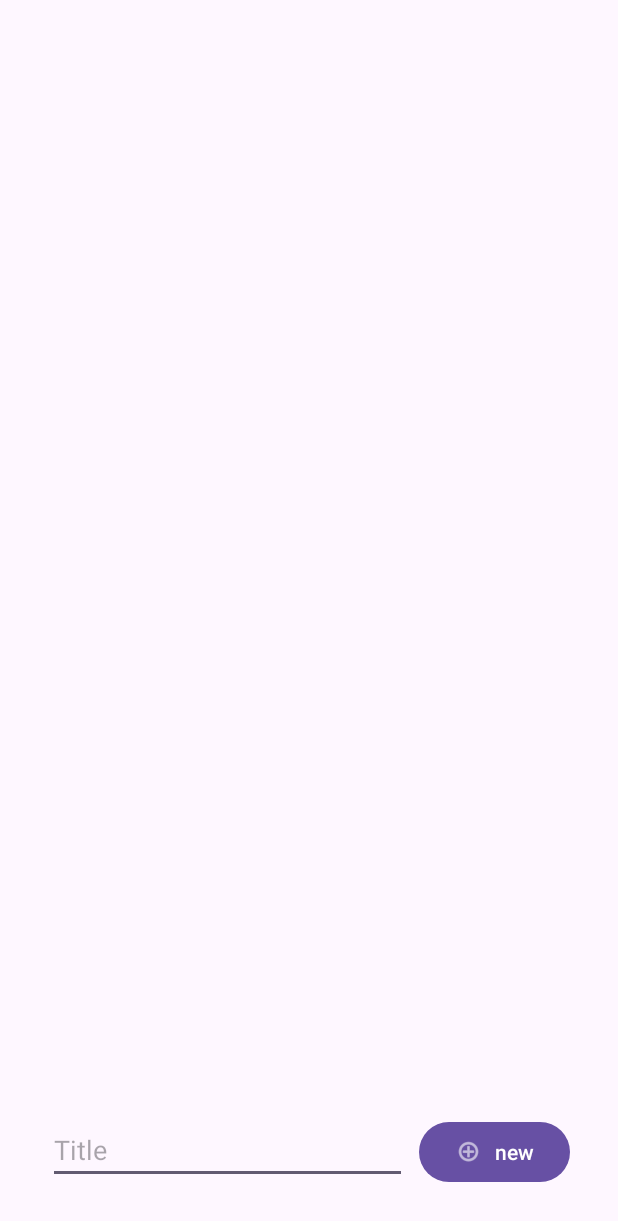
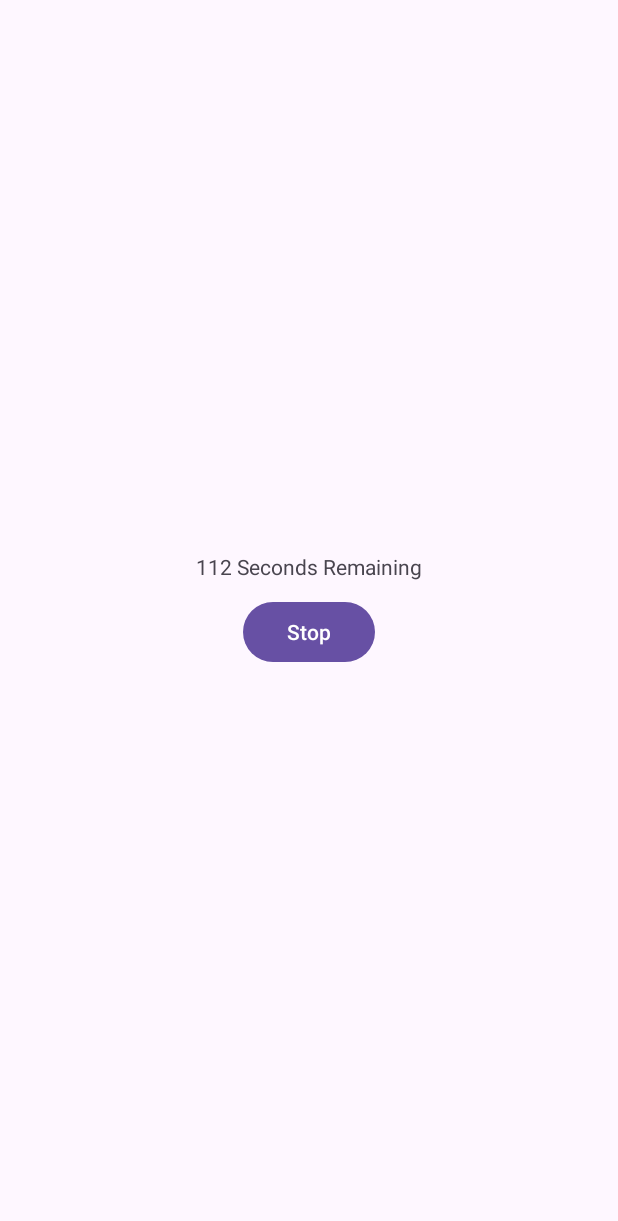
Before and after one commit to ErManishPatiyal/RecordingSample, an Android app built with Jetpack Compose: the screen it shows after launch (MainActivity), on a phone screen of 412 x 824 dp. Shown: the top 1221 px of the screen. Run offline under Robolectric (Android 15) with nearby library versions, the phone set to English and light mode, and no system bars.

Commit message:
2 minute recording with start stop feature

```diff
--- a/app/src/main/java/com/human_factors/notetaker/MainActivity.kt
+++ b/app/src/main/java/com/human_factors/notetaker/MainActivity.kt
@@ -5,123 +5,81 @@ import android.content.pm.PackageManager
 import android.media.MediaPlayer
 import android.media.MediaRecorder
 import android.os.Bundle
-import android.view.View
+import android.os.CountDownTimer
 import android.widget.Button
-import android.widget.EditText
-import android.widget.LinearLayout
-import android.widget.ListView
-import android.widget.Toast
+import android.widget.TextView
 import androidx.appcompat.app.AppCompatActivity
 import androidx.core.app.ActivityCompat
 import androidx.core.content.ContextCompat
 
+
 class MainActivity : AppCompatActivity() {
+    private lateinit var stopTimer: Button
+    private lateinit var countdownTimerText: TextView
     private var mediaRecorder: MediaRecorder? = null
     private var mediaPlayer: MediaPlayer? = null
-    private var recordButton: Button? = null
-    private var notesList: ListView? = null
-    private var noteAdapter: NoteAdapter? = null
-    private val notes = mutableListOf<Note>()
     private var isRecording = false
     private var currentAudioPath: String = ""
-    private var titleInput: EditText? = null
-    private var contentInput: EditText? = null
-    private var addButton: Button? = null
-    private var buttonsLayout: LinearLayout? = null
-    private lateinit var saveTextNoteButton: Button
-    private lateinit var stopRecordingButton: Button
-
     private val RECORD_AUDIO_REQUEST_CODE = 101
 
     override fun onCreate(savedInstanceState: Bundle?) {
         super.onCreate(savedInstanceState)
         setContentView(R.layout.activity_main)
+        countdownTimerText = findViewById(R.id.countdown_timer_text)
 
-        titleInput = findViewById(R.id.titleInput)
-        contentInput = findViewById(R.id.contentInput)
-        addButton = findViewById(R.id.addButton)
-        buttonsLayout = findViewById(R.id.buttonsLayout)
-        recordButton = findViewById(R.id.recordButton)
-        notesList = findViewById(R.id.notesList)
-        saveTextNoteButton = findViewById(R.id.saveTextNoteButton)
-        stopRecordingButton = findViewById(R.id.stopRecordingButton)
+        stopTimer = findViewById(R.id.stop_timer)
 
-        noteAdapter = NoteAdapter(this, notes)
-        notesList?.adapter = noteAdapter
+        val countdownTimer = object : CountDownTimer(120000, 1000) {
 
-        notes.addAll(NoteStorageUtil.loadNotesFromFile(this))
-        noteAdapter?.notifyDataSetChanged()
+            override fun onTick(millisUntilFinished: Long) {
+                val secondsRemaining = millisUntilFinished / 1000
+                countdownTimerText.text = getString(R.string.seconds_remaining, secondsRemaining.toString())
+            }
 
-        setupButtonListeners()
-    }
-
-    private fun setupButtonListeners() {
-        addButton?.setOnClickListener {
-            val title = titleInput?.text.toString()
-            if (title.isNotEmpty()) {
-                titleInput?.isEnabled = false
-                addButton?.visibility = View.GONE
-                buttonsLayout?.visibility = View.VISIBLE
-            } else {
-                Toast.makeText(this, "Please enter a title for the note.", Toast.LENGTH_SHORT).show()
+            override fun onFinish() {
+                stopRecording()
+                stopTimer.text = getString(R.string.start)
             }
         }
 
-        val textNoteButton: Button = findViewById(R.id.textNoteButton)
-        textNoteButton.setOnClickListener {
-            buttonsLayout?.visibility = View.GONE
-            contentInput?.visibility = View.VISIBLE
-            saveTextNoteButton.visibility = View.VISIBLE
-        }
-
-        recordButton?.setOnClickListener {
-            if (ContextCompat.checkSelfPermission(this, Manifest.permission.RECORD_AUDIO) != PackageManager.PERMISSION_GRANTED) {
-                ActivityCompat.requestPermissions(this, arrayOf(Manifest.permission.RECORD_AUDIO), RECORD_AUDIO_REQUEST_CODE)
+        countdownTimer.start()
+        startRecordingActual()
+        stopTimer.setOnClickListener {
+            if (isRecording) {
+                countdownTimer.cancel()
+                stopRecording()
+                stopTimer.text = getString(R.string.start)
             } else {
-                buttonsLayout?.visibility = View.GONE
+                countdownTimer.start()
                 startRecording()
+                stopTimer.text = getString(R.string.stop)
             }
         }
 
-        saveTextNoteButton.setOnClickListener {
-            val textContent = contentInput?.text.toString()
-            if (textContent.isNotEmpty()) {
-                saveNote(titleInput?.text.toString(), textContent, null)
-                contentInput?.visibility = View.GONE
-                saveTextNoteButton.visibility = View.GONE
-                titleInput?.text?.clear()
-                contentInput?.text?.clear()
-                titleInput?.isEnabled = true
-                buttonsLayout?.visibility = View.VISIBLE
-            } else {
-                Toast.makeText(this, "Please enter some text for the note.", Toast.LENGTH_SHORT).show()
-            }
-        }
+    }
 
-        stopRecordingButton.setOnClickListener {
-            stopRecording()
-            saveNote(titleInput?.text.toString(), null, currentAudioPath)
-            stopRecordingButton.visibility = View.GONE
-            titleInput?.text?.clear()
-            titleInput?.isEnabled = true
-            buttonsLayout?.visibility = View.VISIBLE
+    private fun startRecordingActual() {
+
+        if (ContextCompat.checkSelfPermission(
+                this,
+                Manifest.permission.RECORD_AUDIO
+            ) != PackageManager.PERMISSION_GRANTED
+        ) {
+            ActivityCompat.requestPermissions(
+                this,
+                arrayOf(Manifest.permission.RECORD_AUDIO),
+                RECORD_AUDIO_REQUEST_CODE
+            )
+        } else {
+            startRecording()
         }
     }
 
-    private fun saveNote(title: String, text: String?, audioPath: String?) {
-        if (title.isNotEmpty()) {
-            val note = Note(title, text ?: "", audioPath ?: "")
-            notes.add(note)
-            noteAdapter?.notifyDataSetChanged()
-        } else {
-            Toast.makeText(this, "Please enter a title for the note.", Toast.LENGTH_SHORT).show()
-        }
-        NoteStorageUtil.saveNotesToFile(this, notes)
-    }
 
     private fun startRecording() {
         isRecording = true
-        currentAudioPath = "${externalCacheDir?.absolutePath}/audio_note_${System.currentTimeMillis()}.3gp"
+        currentAudioPath =
+            "${externalCacheDir?.absolutePath}/audio_note_${System.currentTimeMillis()}.3gp"
         mediaRecorder = MediaRecorder().apply {
             setAudioSource(MediaRecorder.AudioSource.MIC)
             setOutputFormat(MediaRecorder.OutputFormat.THREE_GPP)
@@ -130,7 +88,6 @@ class MainActivity : AppCompatActivity() {
             prepare()
             start()
         }
-        stopRecordingButton.visibility = View.VISIBLE
     }
 
     private fun stopRecording() {
@@ -144,7 +101,11 @@ class MainActivity : AppCompatActivity() {
         }
     }
 
-    override fun onRequestPermissionsResult(requestCode: Int, permissions: Array<String>, grantResults: IntArray) {
+    override fun onRequestPermissionsResult(
+        requestCode: Int,
+        permissions: Array<String>,
+        grantResults: IntArray
+    ) {
         super.onRequestPermissionsResult(requestCode, permissions, grantResults)
         if (requestCode == RECORD_AUDIO_REQUEST_CODE && grantResults.isNotEmpty() && grantResults[0] == PackageManager.PERMISSION_GRANTED) {
             startRecording()
--- a/app/src/main/res/layout/activity_main.xml
+++ b/app/src/main/res/layout/activity_main.xml
@@ -1,110 +1,22 @@
 <?xml version="1.0" encoding="utf-8"?>
 <LinearLayout xmlns:android="http://schemas.android.com/apk/res/android"
-    xmlns:app="http://schemas.android.com/apk/res-auto"
     android:layout_width="match_parent"
     android:layout_height="match_parent"
+    android:gravity="center"
     android:orientation="vertical"
     android:padding="16dp">
 
-    <!-- Notes List -->
-    <ListView
-        android:id="@+id/notesList"
-        android:layout_width="match_parent"
-        android:layout_height="0dp"
-        android:layout_weight="1"
-        android:divider="@android:color/transparent"
-        android:dividerHeight="8dp" />
+    <TextView
+        android:id="@+id/countdown_timer_text"
+        android:layout_width="wrap_content"
+        android:layout_height="wrap_content"
+        android:gravity="center" />
 
-    <!-- Add Note Input Section -->
-    <LinearLayout
-        android:layout_width="match_parent"
+    <Button
+        android:id="@+id/stop_timer"
+        android:layout_width="wrap_content"
         android:layout_height="wrap_content"
-        android:orientation="horizontal"
-        android:padding="16dp">
-
-        <!-- Title Input -->
-        <EditText
-            android:id="@+id/titleInput"
-            android:layout_width="0dp"
-            android:layout_height="wrap_content"
-            android:layout_weight="1"
-            android:hint="Title"
-            android:inputType="textCapSentences"/>
-
-        <!-- Add Button -->
-        <Button
-            android:id="@+id/addButton"
-            android:layout_width="wrap_content"
-            android:layout_height="wrap_content"
-            android:text="@string/add_note"
-            android:layout_marginStart="8dp"
-            app:icon="@android:drawable/ic_menu_add" />
-    </LinearLayout>
-
-    <!-- Additional Buttons Layout -->
-    <LinearLayout
-        android:id="@+id/buttonsLayout"
-        android:layout_width="match_parent"
-        android:layout_height="wrap_content"
-        android:gravity="center"
-        android:orientation="horizontal"
-        android:visibility="gone"
-        android:padding="8dp">
-
-        <!-- Text Note Button -->
-        <Button
-            android:id="@+id/textNoteButton"
-            android:layout_width="0dp"
-            android:layout_height="wrap_content"
-            android:layout_weight="1"
-            android:text="@string/add_text_note"
-            app:icon="@android:drawable/ic_menu_edit" />
-
-        <!-- Record Button -->
-        <Button
-            android:id="@+id/recordButton"
-            android:layout_width="0dp"
-            android:layout_height="wrap_content"
-            android:layout_weight="1"
-            android:text="@string/add_audio_note"
-            app:icon="@android:drawable/ic_btn_speak_now" />
-    </LinearLayout>
-
-    <!-- Content Input -->
-    <EditText
-        android:id="@+id/contentInput"
-        android:layout_width="match_parent"
-        android:layout_height="wrap_content"
-        android:hint="Enter content"
-        android:inputType="textMultiLine"
-        android:lines="5"
-        android:visibility="gone" />
-
-    <!-- Save Text Note Button -->
-    <Button
-        android:id="@+id/saveTextNoteButton"
-        android:layout_width="match_parent"
-        android:layout_height="wrap_content"
-        android:text="Save Text Note"
-        android:visibility="gone"
-        app:icon="@android:drawable/ic_menu_save" />
-
-    <!-- Play Audio Note Button -->
-    <Button
-        android:id="@+id/playButton"
-        android:layout_width="match_parent"
-        android:layout_height="wrap_content"
-        android:text="Play Audio Note"
-        android:visibility="gone"
-        app:icon="@android:drawable/ic_media_play" />
-
-    <!-- Stop Recording Button -->
-    <Button
-        android:id="@+id/stopRecordingButton"
-        android:layout_width="match_parent"
-        android:layout_height="wrap_content"
-        android:text="Stop and Save Recording"
-        android:visibility="gone"
-        app:icon="@android:drawable/ic_menu_save" />
+        android:layout_margin="10dp"
+        android:text="@string/stop" />
 
 </LinearLayout>
--- a/app/src/main/res/values/strings.xml
+++ b/app/src/main/res/values/strings.xml
@@ -3,4 +3,7 @@
     <string name="add_note">new</string>
     <string name="add_text_note">text</string>
     <string name="add_audio_note">audio</string>
+    <string name="seconds_remaining">%1$s Seconds Remaining</string>
+    <string name="start">Start</string>
+    <string name="stop">Stop</string>
 </resources>
```
